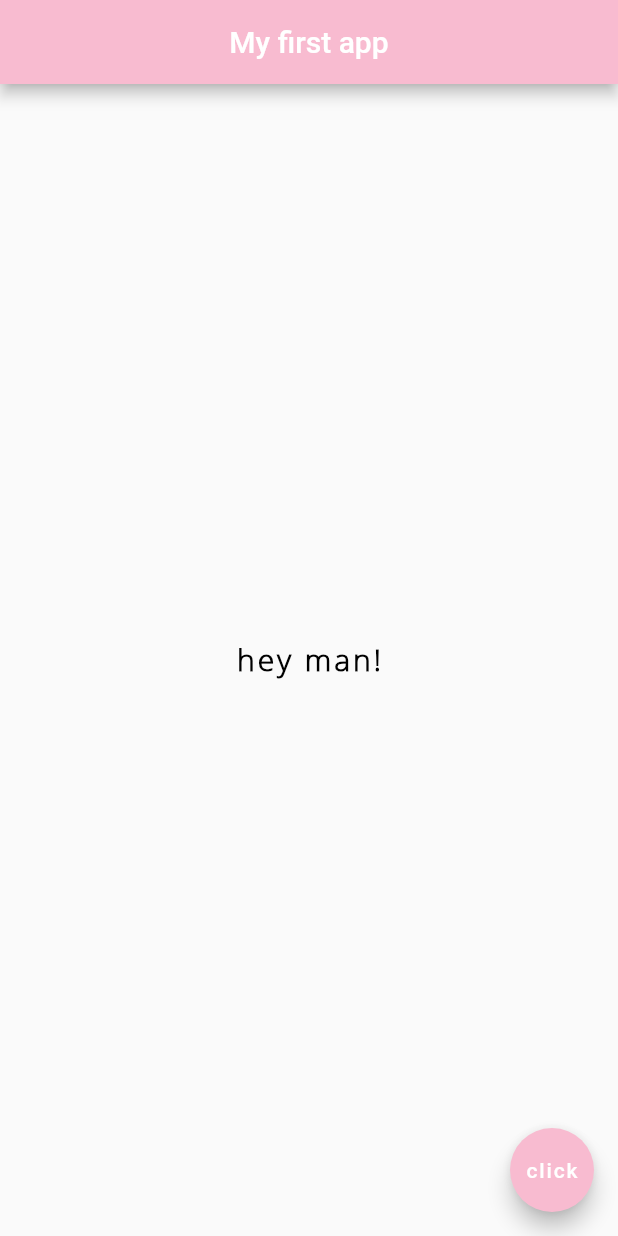
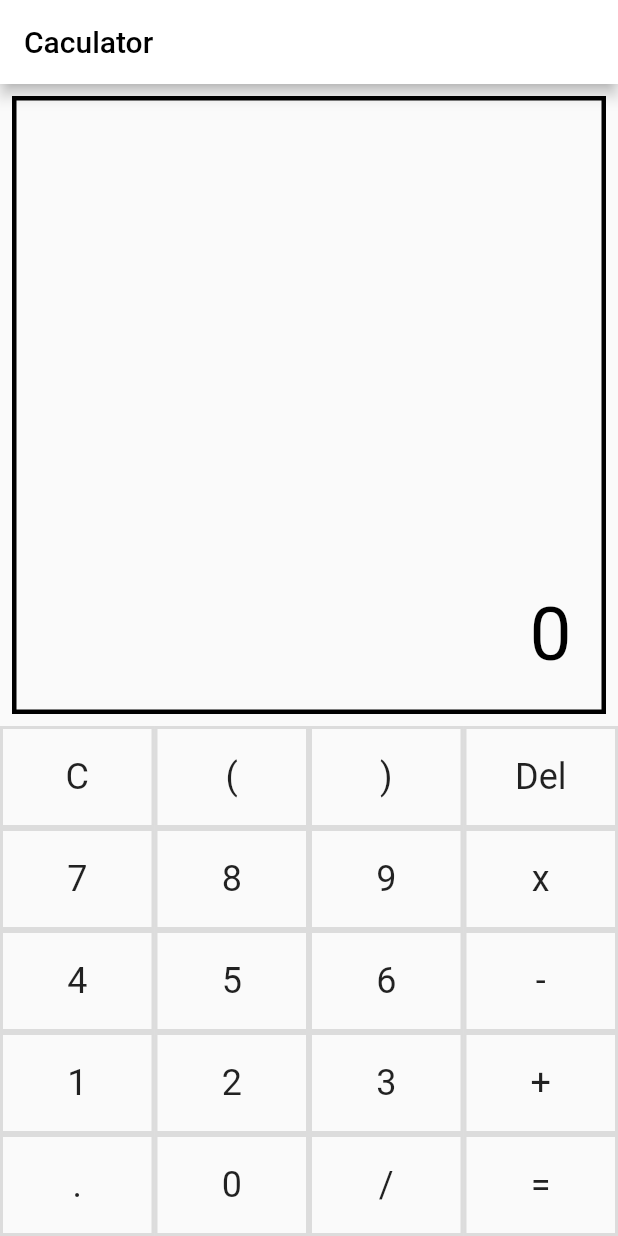
Before and after one commit to nguyenduynien/firstmyapp, a Flutter app: the screen it shows after launch, on a phone screen of 412 x 824 dp. Run offline on Flutter 3.47's test engine with Material 2 defaults, Android fonts, the phone set to English and light mode, and no system bars.

Commit message:
0603/2021

```diff
--- a/lib/main.dart
+++ b/lib/main.dart
@@ -1,36 +1,158 @@
 import 'package:flutter/material.dart';
+import 'package:flutter/cupertino.dart';
 
-void main() {
-  runApp(MaterialApp(
-    home: Home(),
-  ));
+void main(){
+  runApp(MyApp());
 }
 
-class Home extends StatelessWidget {
+class MyApp extends StatefulWidget {
+  @override
+  _MyAppState createState() => _MyAppState();
+}
+
+class _MyAppState extends State<MyApp> {
+
+  String output = "0";
+  String _output = "0";
+  double num1 = 0.0;
+  double num2 = 0.0;
+  String operand = "";
+
+  operation(String btntext){
+    if( btntext == "C"){
+      _output = "0";
+      num1 = 0.0;
+      num2 = 0.0;
+      operand = "";
+    }
+    else if(btntext == "+" || btntext == "-" || btntext == "x" || btntext == "/"){
+      num1 = double.parse(output);
+      operand = btntext;
+      _output = "0";
+    }
+    else if(btntext == "="){
+      num2 = double.parse(output);
+
+      if(operand == "+"){
+        _output = (num1 + num2).toString();
+      }
+      if(operand == "-"){
+        _output = (num1 - num2).toString();
+      }
+      if(operand == "x"){
+        _output = (num1 * num2).toString();
+      }
+      if(operand == "/"){
+        _output = (num1 / num2).toString();
+      }
+
+      num1 = 0.0;
+      num2 = 0.0;
+      operand = "";
+    }
+    else {
+      _output = _output + btntext;
+    }
+
+    setState(() {
+      output = double.parse(_output).toStringAsFixed(2);
+    });
+  }
+
+  Widget button(String btntext)=> Expanded(
+      child: RawMaterialButton(
+        shape: Border.all(color: Colors.black12, width: 2),
+        padding: EdgeInsets.all(20),
+        child: Text(
+          "$btntext",
+          style: TextStyle(
+            fontSize: 24,
+          ),
+        ),
+        onPressed: (){
+          operation(btntext);
+        },
+      ),
+    );
+
   @override
   Widget build(BuildContext context) {
-    return Scaffold(
-      appBar: AppBar(
-        title: Text('My first app'),
-        centerTitle: true,
-        backgroundColor: Colors.pink[100],
-      ),
-      body: Center(
-        child: Text(
-            'hey man!',
+    return MaterialApp(
+      debugShowCheckedModeBanner: false,
+      home: Scaffold(
+        appBar: AppBar(
+          title: Text(
+            "Caculator",
             style: TextStyle(
-              fontSize: 20.0,
-              fontWeight: FontWeight.bold,
-              letterSpacing: 2.0,
               color: Colors.black,
-              fontFamily: 'OpenSans',
-            )
+            ),
+          ),
+          backgroundColor: Colors.white,
         ),
-      ),
-      floatingActionButton: FloatingActionButton(
-        onPressed: () {},
-        child: Text('click'),
-        backgroundColor: Colors.pink[100],
+        body: Container(
+          child: Column(
+            mainAxisAlignment: MainAxisAlignment.end,
+            children: [
+              Expanded(
+                child: Container(
+                  alignment: Alignment.bottomRight,
+                  decoration: BoxDecoration(
+                    border: Border.all(color: Colors.black,width: 3),
+                  ),
+                  padding: EdgeInsets.all(20),
+                  margin: EdgeInsets.all(8),
+                  child: Text(
+                      "$output",
+                    style: TextStyle(
+                      fontSize: 50,
+                      color: Colors.black,
+                    ),
+                  ),
+                ),
+              ),
+              Row(
+                children: [
+                  button("C"),
+                  button("("),
+                  button(")"),
+                  button("Del"),
+                ],
+              ),
+              Row(
+                children: [
+                  button("7"),
+                  button("8"),
+                  button("9"),
+                  button("x"),
+                ],
+              ),
+              Row(
+                children: [
+                  button("4"),
+                  button("5"),
+                  button("6"),
+                  button("-"),
+                ],
+              ),
+              Row(
+                children: [
+                  button("1"),
+                  button("2"),
+                  button("3"),
+                  button("+"),
+                ],
+              ),
+              Row(
+                children: [
+                  button("."),
+                  button("0"),
+                  button("/"),
+                  button("="),
+                ],
+              ),
+            ],
+          )
+        ),
       ),
     );
   }
--- a/pubspec.yaml
+++ b/pubspec.yaml
@@ -65,6 +65,10 @@ flutter:
       fonts:
         - asset: fonts/OpenSans-Light.ttf
         - asset: fonts/OpenSans-SemiBoldItalic.ttf
+    - family: Arizonia
+      fonts:
+        - asset: fonts/Arizonia-Regular.ttf
+          weight: 400
   #
   # For details regarding fonts from package dependencies,
   # see https://flutter.dev/custom-fonts/#from-packages
```
Also changed, not shown: fonts/Arizonia-Regular.ttf (added), 1 other file.
